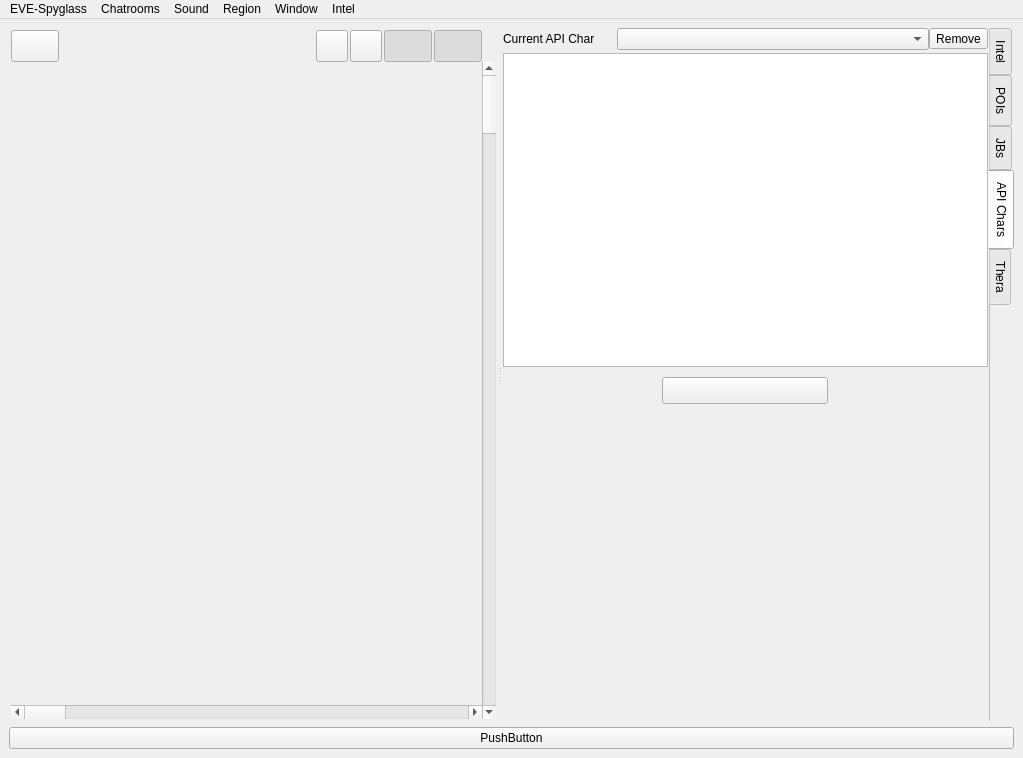
Old version of the form src/vi/ui/MainWindow.ui in the repository jkey-67/spyglass.
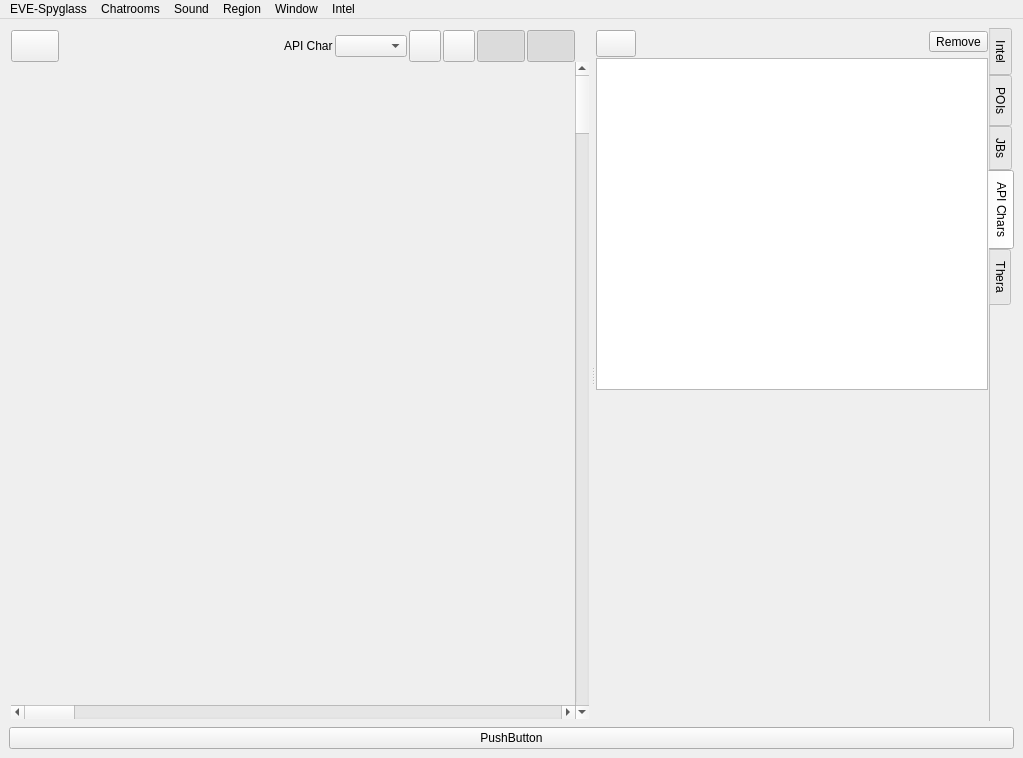
New version of the form. The open tabs and pages were chosen to show the change. Icons and pictures are not drawn. Custom widgets are drawn as their Qt base class.

Patch:
```diff
--- a/src/vi/ui/MainWindow.ui
+++ b/src/vi/ui/MainWindow.ui
@@ -75,7 +75,7 @@
             <number>0</number>
            </property>
            <item row="0" column="0">
-            <layout class="QHBoxLayout" name="horizontalLayout_2" stretch="0,3,0,0,0,0">
+            <layout class="QHBoxLayout" name="horizontalLayout_2" stretch="0,3,0,0,0,0,0,0">
              <property name="spacing">
               <number>2</number>
              </property>
@@ -135,6 +135,16 @@
                </property>
               </spacer>
              </item>
+             <item>
+              <widget class="QLabel" name="label">
+               <property name="text">
+                <string>API Char</string>
+               </property>
+              </widget>
+             </item>
+             <item>
+              <widget class="QComboBox" name="currentESICharacter"/>
+             </item>
              <item>
               <widget class="QToolButton" name="zoomInButton">
                <property name="minimumSize">
@@ -685,14 +695,42 @@
              <number>0</number>
             </property>
             <item>
-             <layout class="QHBoxLayout" name="horizontalLayout_3" stretch="1,0,3,0">
+             <layout class="QHBoxLayout" name="horizontalLayout_3" stretch="0,0,0">
               <property name="spacing">
                <number>0</number>
               </property>
               <item>
-               <widget class="QLabel" name="label">
+               <widget class="QPushButton" name="connectToEveOnline">
+                <property name="minimumSize">
+                 <size>
+                  <width>0</width>
+                  <height>27</height>
+                 </size>
+                </property>
+                <property name="maximumSize">
+                 <size>
+                  <width>166</width>
+                  <height>22</height>
+                 </size>
+                </property>
+                <property name="autoFillBackground">
+                 <bool>false</bool>
+                </property>
                 <property name="text">
-                 <string>Current API Char</string>
+                 <string notr="true"/>
+                </property>
+                <property name="icon">
+                 <iconset>
+                  <normaloff>res/eve-sso-login-black-small.png</normaloff>res/eve-sso-login-black-small.png</iconset>
+                </property>
+                <property name="iconSize">
+                 <size>
+                  <width>163</width>
+                  <height>38</height>
+                 </size>
+                </property>
+                <property name="flat">
+                 <bool>false</bool>
                 </property>
                </widget>
               </item>
@@ -709,9 +747,6 @@
                 </property>
                </spacer>
               </item>
-              <item>
-               <widget class="QComboBox" name="currentESICharacter"/>
-              </item>
               <item>
                <widget class="QToolButton" name="removeChar">
                 <property name="toolTip">
@@ -753,57 +788,6 @@
               </attribute>
              </widget>
             </item>
-            <item>
-             <layout class="QHBoxLayout" name="horizontalLayout_5">
-              <property name="leftMargin">
-               <number>5</number>
-              </property>
-              <property name="topMargin">
-               <number>5</number>
-              </property>
-              <property name="rightMargin">
-               <number>5</number>
-              </property>
-              <property name="bottomMargin">
-               <number>5</number>
-              </property>
-              <item>
-               <widget class="QPushButton" name="connectToEveOnline">
-                <property name="minimumSize">
-                 <size>
-                  <width>0</width>
-                  <height>27</height>
-                 </size>
-                </property>
-                <property name="maximumSize">
-                 <size>
-                  <width>166</width>
-                  <height>22</height>
-                 </size>
-                </property>
-                <property name="autoFillBackground">
-                 <bool>false</bool>
-                </property>
-                <property name="text">
-                 <string notr="true"/>
-                </property>
-                <property name="icon">
-                 <iconset>
-                  <normaloff>res/eve-sso-login-black-small.png</normaloff>res/eve-sso-login-black-small.png</iconset>
-                </property>
-                <property name="iconSize">
-                 <size>
-                  <width>163</width>
-                  <height>38</height>
-                 </size>
-                </property>
-                <property name="flat">
-                 <bool>false</bool>
-                </property>
-               </widget>
-              </item>
-             </layout>
-            </item>
             <item>
              <spacer name="verticalSpacer">
               <property name="orientation">
```
Left out of the diff: 2 changed lines with no effect on the pictures.
